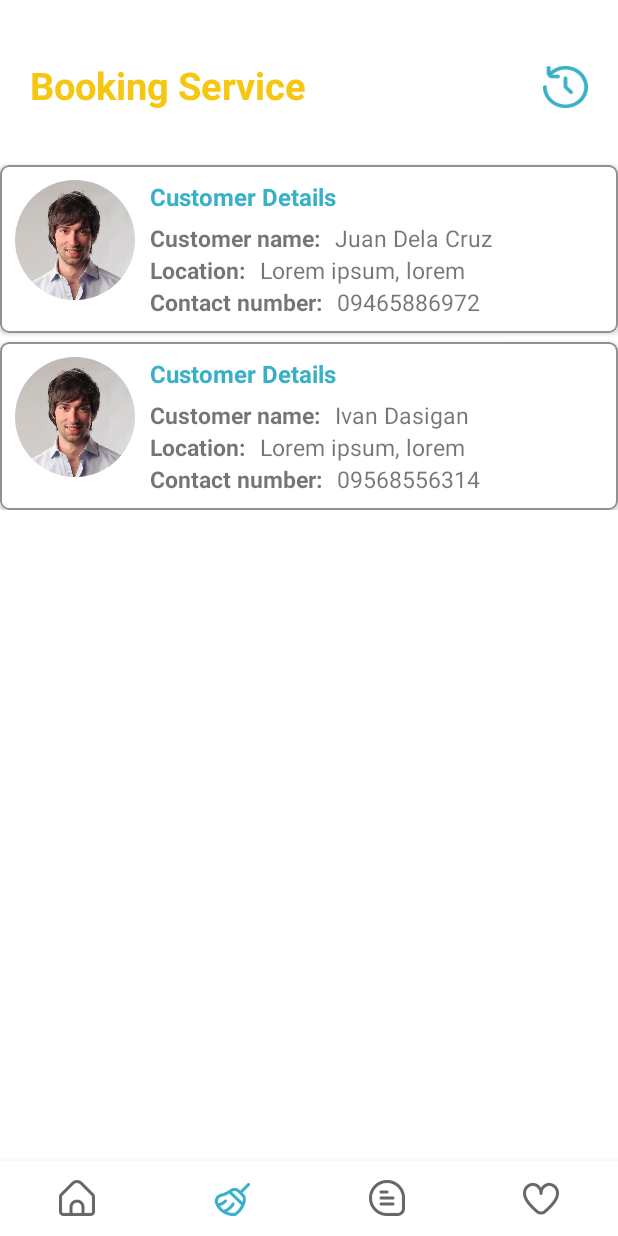
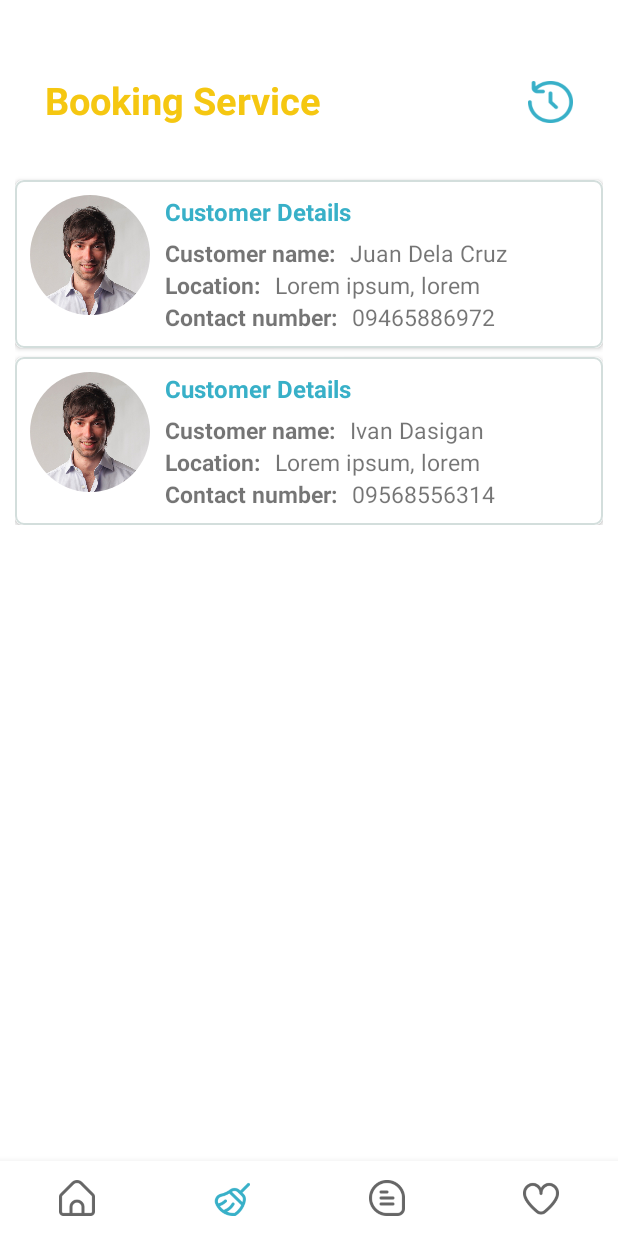
Before and after one commit to Ranz-prog/DustNShine_CustomerApp, an Android app: the FragmentHome screen opened directly, with no data from a screen before it, item 2 of the bottom bar chosen, on a phone screen of 412 x 824 dp. Run offline under Robolectric (Android 15) with nearby library versions, the phone set to English and light mode, and no system bars; our stand-ins replace CircleImageView; 1 statement that could not run was skipped.

Commit message:
LightMode

```diff
--- a/app/src/main/res/layout/fragment_booking.xml
+++ b/app/src/main/res/layout/fragment_booking.xml
@@ -6,7 +6,8 @@
 
     <RelativeLayout
         android:layout_width="match_parent"
-        android:layout_height="wrap_content">
+        android:layout_height="wrap_content"
+        android:padding="10dp">
 
 
     <TextView
--- a/app/src/main/res/values-night/themes.xml
+++ b/app/src/main/res/values-night/themes.xml
@@ -1,10 +1,10 @@
 <resources xmlns:tools="http://schemas.android.com/tools">
     <!-- Base application theme. -->
-    <style name="Theme.DustNShine" parent="Theme.MaterialComponents.DayNight.DarkActionBar">
+    <style name="Theme.DustNShine" parent="Theme.MaterialComponents.Light.DarkActionBar">
         <!-- Primary brand color. -->
         <item name="colorPrimary">@color/app_theme_blue</item>
         <item name="colorPrimaryVariant">@color/purple_700</item>
-        <item name="colorOnPrimary">@color/line_divider_color</item>
+        <item name="colorOnPrimary">@color/white</item>
         <!-- Secondary brand color. -->
         <item name="colorSecondary">@color/teal_200</item>
         <item name="colorSecondaryVariant">@color/teal_200</item>
--- a/app/src/main/res/values/colors.xml
+++ b/app/src/main/res/values/colors.xml
@@ -17,5 +17,5 @@
     <color name="textbox_shadow">#F2F4F8</color>
 
     <!--Line Divider Color-->
-    <color name="line_divider_color">#919191</color>
+    <color name="line_divider_color">#D3DEDC</color>
 </resources>
--- a/app/src/main/res/values/themes.xml
+++ b/app/src/main/res/values/themes.xml
@@ -1,10 +1,10 @@
 <resources xmlns:tools="http://schemas.android.com/tools">
     <!-- Base application theme. -->
-    <style name="Theme.DustNShine" parent="Theme.MaterialComponents.DayNight.DarkActionBar">
+    <style name="Theme.DustNShine" parent="Theme.MaterialComponents.Light.NoActionBar">
         <!-- Primary brand color. -->
         <item name="colorPrimary">@color/app_theme_blue</item>
         <item name="colorPrimaryVariant">@color/purple_700</item>
-        <item name="colorOnPrimary">@color/line_divider_color</item>
+        <item name="colorOnPrimary">@color/white</item>
         <!-- Secondary brand color. -->
         <item name="colorSecondary">@color/teal_200</item>
         <item name="colorSecondaryVariant">@color/teal_700</item>
```
